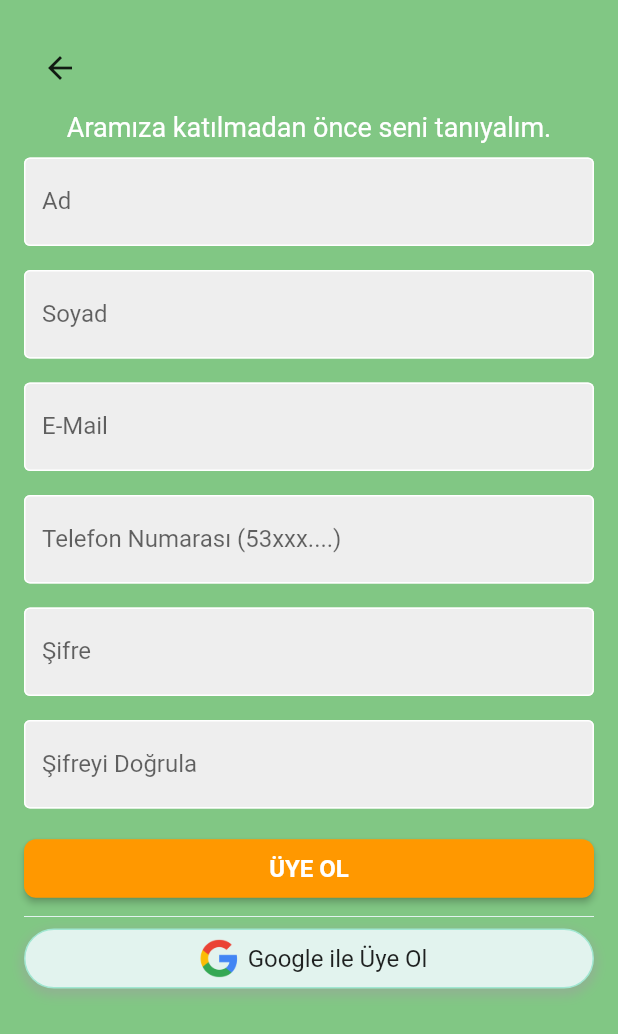
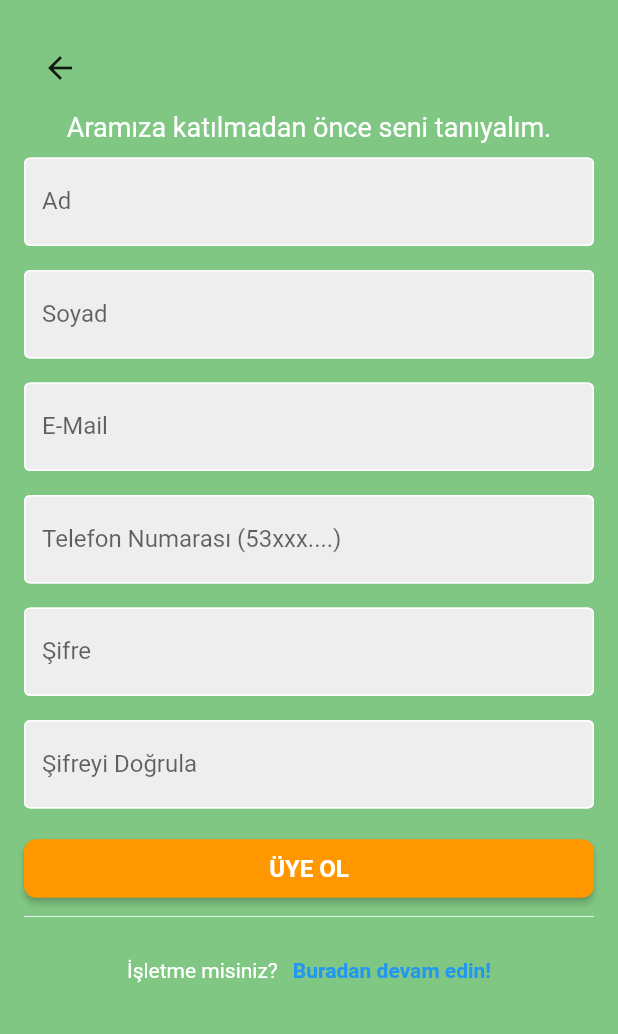
Before and after one commit to huseyinasan/biyemek, a Flutter app: the RegisterPage screen opened directly, on a phone screen of 412 x 824 dp. Shown: the top 1034 px of the screen. Run offline on Flutter 3.47's test engine with Material 2 defaults, Android fonts, the phone set to English and light mode, and no system bars; our stand-ins replace firebase_auth, firebase_core, google_nav_bar, google_sign_in, smooth_page_indicator; accounts and stored records are empty; network calls fail.

Commit message:
google signin added

```diff
--- a/lib/screens/onboarding/entrance.dart
+++ b/lib/screens/onboarding/entrance.dart
@@ -1,6 +1,7 @@
 import 'package:biyemek/screens/onboarding/introduction_screen.dart';
 import 'package:biyemek/screens/login/login_page.dart';
 import 'package:biyemek/screens/register/register_page.dart';
+import 'package:biyemek/services/auth_service.dart';
 import 'package:flutter/material.dart';
 
 class Entrance extends StatefulWidget {
@@ -140,6 +141,9 @@ class _EntranceState extends State<Entrance> {
                         const SizedBox(
                             width: 20), // Add spacing between the containers
                         Expanded(
+                          child: GestureDetector(
+                            onTap: () =>
+                                AuthService().signInWithGoogle(context),
                             child: Container(
                               height: 50,
                               decoration: BoxDecoration(
@@ -171,6 +175,7 @@ class _EntranceState extends State<Entrance> {
                                     ),
                                   ),
                                 ],
+                              ),
                             ),
                           ),
                         ),
--- a/lib/screens/register/register_page.dart
+++ b/lib/screens/register/register_page.dart
@@ -59,7 +59,7 @@ class _RegisterPageState extends State<RegisterPage> {
                     ),
                   );
                 },
-                child: const Text('Başlayalım'),
+                child: const Text('Tamam'),
               ),
             ],
           );
@@ -268,32 +268,33 @@ class _RegisterPageState extends State<RegisterPage> {
               Divider(
                 color: Color(0xFFE2F3EE),
               ),
-              Container(
-                height: 40,
-                decoration: BoxDecoration(
-                  color: const Color(0xFFE2F3EE),
-                  borderRadius: BorderRadius.circular(30),
-                  border: Border.all(color: const Color(0xFFA1E7D2)),
-                  boxShadow: [
-                    BoxShadow(
-                      color: Colors.grey.withOpacity(0.5),
-                      spreadRadius: 2,
-                      blurRadius: 5,
-                      offset: const Offset(0, 3),
-                    ),
-                  ],
-                ),
-                alignment: Alignment.center,
+              Padding(
+                padding: const EdgeInsets.only(top: 20),
                 child: Row(
                   mainAxisAlignment: MainAxisAlignment.center,
                   children: [
-                    Image.asset("assets/images/onboarding/google_icon.png"),
-                    const Flexible(
-                      child: Text(
-                        "Google ile Üye Ol",
-                        style: TextStyle(fontSize: 16),
-                        overflow:
-                            TextOverflow.clip, // Truncate text if it overflows
+                    const Text(
+                      'İşletme misiniz?',
+                      style: TextStyle(color: Colors.white),
+                    ),
+                    const SizedBox(width: 10),
+                    GestureDetector(
+                      onTap: () {
+                        Navigator.push(
+                          context,
+                          MaterialPageRoute(
+                            builder: (context) {
+                              return RegisterPage();
+                            },
+                          ),
+                        );
+                      },
+                      child: const Text(
+                        'Buradan devam edin!',
+                        style: TextStyle(
+                          color: Colors.blue,
+                          fontWeight: FontWeight.bold,
+                        ),
                       ),
                     ),
                   ],
--- a/pubspec.yaml
+++ b/pubspec.yaml
@@ -22,6 +22,7 @@ dependencies:
   firebase_core: ^2.14.0
   cupertino_icons: ^1.0.2
   firebase_auth: ^4.6.3
+  google_sign_in: ^6.1.4
 
 
 
```
Also changed, not shown: lib/components/square_tile.dart (+6 -1 lines), lib/screens/home/home_screen.dart (+6 -1 lines), lib/screens/login/login_page.dart (+7 -5 lines), lib/services/auth_service.dart (added, +30 -0 lines), pubspec.lock, 3 other files. Lines whose indentation alone changed are shown as unchanged.
